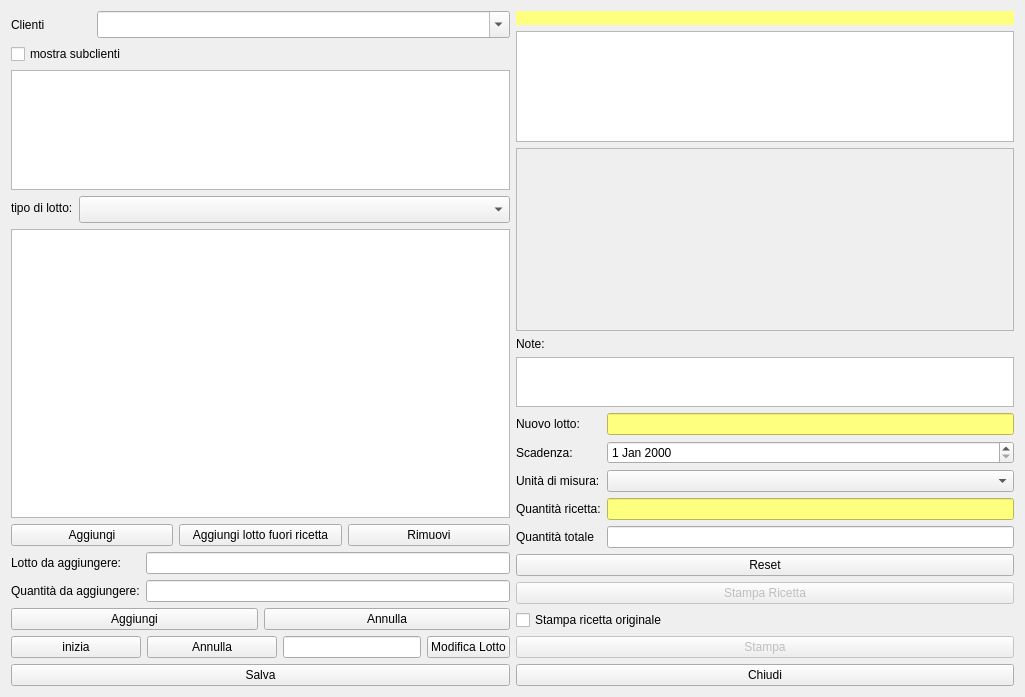
Above: hproduction.ui from fblabs/hamlet-mod-sancon before the change. Below: the same form after it.
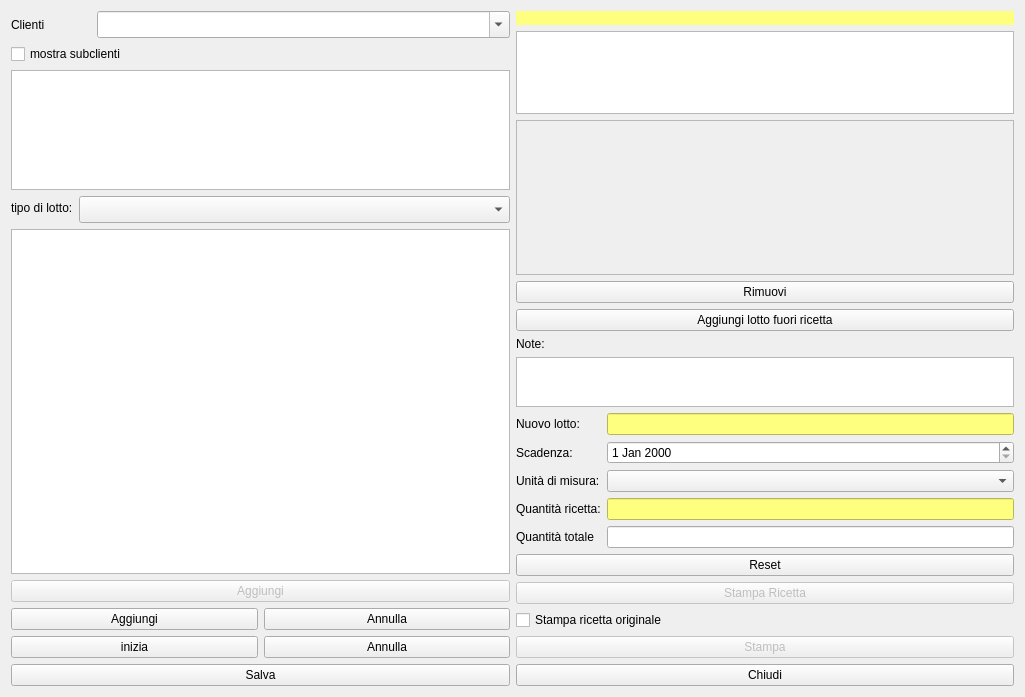
That is the form after the change. Icons and pictures are not drawn.

Patch:
```diff
--- a/hproduction.ui
+++ b/hproduction.ui
@@ -134,7 +134,7 @@
          <item>
           <widget class="QPushButton" name="pushButton">
            <property name="enabled">
-            <bool>true</bool>
+            <bool>false</bool>
            </property>
            <property name="text">
             <string>Aggiungi</string>
@@ -151,78 +151,12 @@
            </property>
           </widget>
          </item>
-         <item>
-          <widget class="QPushButton" name="pushButton_7">
-           <property name="text">
-            <string>Aggiungi lotto fuori ricetta</string>
-           </property>
-           <property name="icon">
-            <iconset resource="icons.qrc">
-             <normaloff>:/Resources/Download.PNG</normaloff>:/Resources/Download.PNG</iconset>
-           </property>
-           <property name="iconSize">
-            <size>
-             <width>32</width>
-             <height>32</height>
-            </size>
-           </property>
-           <property name="checkable">
-            <bool>true</bool>
-           </property>
-          </widget>
-         </item>
-         <item>
-          <widget class="QPushButton" name="pushButton_2">
-           <property name="text">
-            <string>Rimuovi</string>
-           </property>
-           <property name="icon">
-            <iconset resource="icons.qrc">
-             <normaloff>:/Resources/Minus.PNG</normaloff>:/Resources/Minus.PNG</iconset>
-           </property>
-           <property name="iconSize">
-            <size>
-             <width>32</width>
-             <height>32</height>
-            </size>
-           </property>
-          </widget>
-         </item>
         </layout>
        </item>
        <item>
         <layout class="QVBoxLayout" name="verticalLayout_2">
          <item>
-          <layout class="QFormLayout" name="formLayout_2">
-           <item row="0" column="0">
-            <widget class="QLabel" name="label_2">
-             <property name="text">
-              <string>Lotto da aggiungere:</string>
-             </property>
-            </widget>
-           </item>
-           <item row="0" column="1">
-            <widget class="QLineEdit" name="leLotToadd">
-             <property name="clearButtonEnabled">
-              <bool>true</bool>
-             </property>
-            </widget>
-           </item>
-           <item row="1" column="0">
-            <widget class="QLabel" name="label_4">
-             <property name="text">
-              <string>Quantità da aggiungere:</string>
-             </property>
-            </widget>
-           </item>
-           <item row="1" column="1">
-            <widget class="QLineEdit" name="leqtytoAdd">
-             <property name="clearButtonEnabled">
-              <bool>true</bool>
-             </property>
-            </widget>
-           </item>
-          </layout>
+          <layout class="QFormLayout" name="formLayout_2"/>
          </item>
          <item>
           <layout class="QHBoxLayout" name="horizontalLayout_4">
@@ -292,16 +226,6 @@
            </property>
           </widget>
          </item>
-         <item>
-          <widget class="QLineEdit" name="leLotToEdit"/>
-         </item>
-         <item>
-          <widget class="QPushButton" name="pushButton_9">
-           <property name="text">
-            <string>Modifica Lotto</string>
-           </property>
-          </widget>
-         </item>
         </layout>
        </item>
       </layout>
@@ -357,6 +281,43 @@
          </attribute>
         </widget>
        </item>
+       <item>
+        <widget class="QPushButton" name="pushButton_2">
+         <property name="text">
+          <string>Rimuovi</string>
+         </property>
+         <property name="icon">
+          <iconset resource="icons.qrc">
+           <normaloff>:/Resources/Minus.PNG</normaloff>:/Resources/Minus.PNG</iconset>
+         </property>
+         <property name="iconSize">
+          <size>
+           <width>32</width>
+           <height>32</height>
+          </size>
+         </property>
+        </widget>
+       </item>
+       <item>
+        <widget class="QPushButton" name="pushButton_7">
+         <property name="text">
+          <string>Aggiungi lotto fuori ricetta</string>
+         </property>
+         <property name="icon">
+          <iconset resource="icons.qrc">
+           <normaloff>:/Resources/Download.PNG</normaloff>:/Resources/Download.PNG</iconset>
+         </property>
+         <property name="iconSize">
+          <size>
+           <width>32</width>
+           <height>32</height>
+          </size>
+         </property>
+         <property name="checkable">
+          <bool>false</bool>
+         </property>
+        </widget>
+       </item>
        <item>
         <widget class="QLabel" name="label_10">
          <property name="text">
@@ -380,10 +341,14 @@
         </widget>
        </item>
        <item>
-        <layout class="QFormLayout" name="formLayout">
-         <property name="fieldGrowthPolicy">
-          <enum>QFormLayout::AllNonFixedFieldsGrow</enum>
-         </property>
+        <layout class="QGridLayout" name="gridLayout">
+         <item row="4" column="0">
+          <widget class="QLabel" name="label_3">
+           <property name="text">
+            <string>Quantità totale</string>
+           </property>
+          </widget>
+         </item>
          <item row="0" column="0">
           <widget class="QLabel" name="label_5">
            <property name="text">
@@ -401,6 +366,19 @@
            </property>
           </widget>
          </item>
+         <item row="3" column="1">
+          <widget class="QLineEdit" name="leQuaRic">
+           <property name="enabled">
+            <bool>true</bool>
+           </property>
+           <property name="styleSheet">
+            <string notr="true">background-color: rgb(255, 255, 127);</string>
+           </property>
+           <property name="readOnly">
+            <bool>true</bool>
+           </property>
+          </widget>
+         </item>
          <item row="1" column="0">
           <widget class="QLabel" name="label_9">
            <property name="text">
@@ -421,20 +399,6 @@
          <item row="2" column="1">
           <widget class="QComboBox" name="cbUm"/>
          </item>
-         <item row="4" column="0">
-          <widget class="QLabel" name="label_3">
-           <property name="text">
-            <string>Quantità totale</string>
-           </property>
-          </widget>
-         </item>
-         <item row="4" column="1">
-          <widget class="QLineEdit" name="leQtyTotal">
-           <property name="readOnly">
-            <bool>false</bool>
-           </property>
-          </widget>
-         </item>
          <item row="3" column="0">
           <widget class="QLabel" name="label_11">
            <property name="text">
@@ -442,18 +406,8 @@
            </property>
           </widget>
          </item>
-         <item row="3" column="1">
-          <widget class="QLineEdit" name="leQuaRic">
-           <property name="enabled">
-            <bool>true</bool>
-           </property>
-           <property name="styleSheet">
-            <string notr="true">background-color: rgb(255, 255, 127);</string>
-           </property>
-           <property name="readOnly">
-            <bool>true</bool>
-           </property>
-          </widget>
+         <item row="4" column="1">
+          <widget class="QLineEdit" name="leQtyTotal"/>
          </item>
         </layout>
        </item>
```
